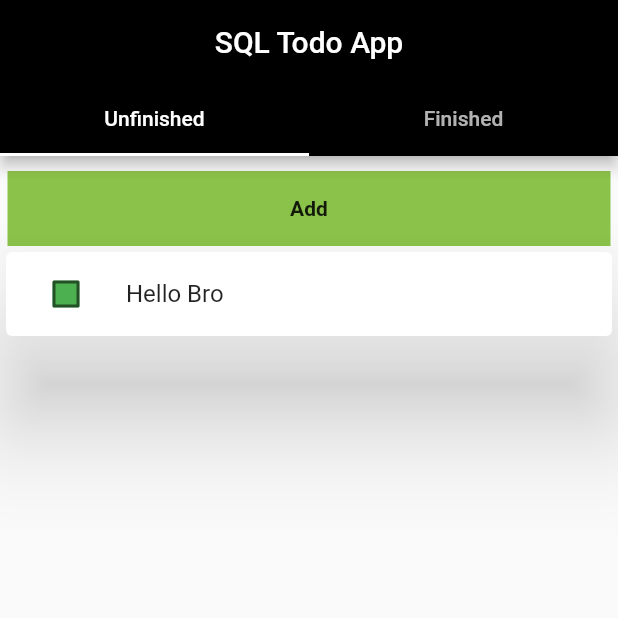
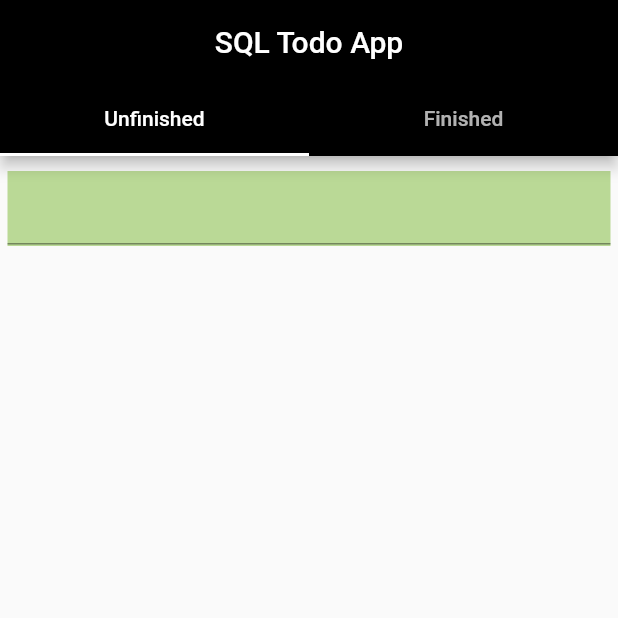
Before and after one commit to edewindt/todo_sqlflite, a Flutter app: the screen it shows after launch, after a tap on "Add", on a phone screen of 412 x 824 dp, the top half of it. Run offline on Flutter 3.47's test engine with Material 2 defaults, Android fonts, the light colour scheme and no system bars.

Commit message:
added the ability to add todos

```diff
--- a/lib/todo_item.dart
+++ b/lib/todo_item.dart
@@ -4,7 +4,7 @@ class TodoItem extends StatefulWidget {
   final bool checked;
   final int id;
   final String content;
-  const TodoItem({super.key, required this.checked, required this.id, required this.content});
+  const TodoItem({super.key, this.checked = false, this.id = 0, required this.content});
 
   @override
   State<TodoItem> createState() => _TodoItemState();
--- a/lib/todo_list.dart
+++ b/lib/todo_list.dart
@@ -7,9 +7,12 @@ class TodoList extends StatefulWidget {
   @override
   State<TodoList> createState() => _TodoListState();
 }
-
 class _TodoListState extends State<TodoList> {
   bool checked = false;
+  bool adding = false;
+  String newTodo = "";
+  List<TodoItem> todos = [];
+  TextEditingController textcon = TextEditingController();
   @override
   Widget build(BuildContext context) {
     return Center(
@@ -20,19 +23,25 @@ class _TodoListState extends State<TodoList> {
           children: [
             GestureDetector(
                 onTap: () {
-                  print("added");
+                  setState(() {
+                    adding = true;
+                  });
                 },
                 child: Container(
                   margin: EdgeInsets.symmetric(horizontal: 5),
                   height: 50,
-                  color: Colors.lightGreen,
+                  color: Color.fromARGB(255, 186, 217, 150),
                   child: Center(
-                      child: Text(
+                      child: adding ?  TextField(controller: textcon, onEditingComplete: () => setState(() {
+                        todos.add(TodoItem(content: newTodo)); textcon.text = "";
+                      }),onChanged: (value) => setState(() {
+                    newTodo = value;
+                  }) ) : Text(
                     "Add",
                     style: TextStyle(fontWeight: FontWeight.bold),
-                  )),
+                  ))  ,
                 )),
-                TodoItem(checked: checked, id: 1, content: "Hello Bro")
+                for (var i in todos) TodoItem(id: i.id,checked: i.checked,content: i.content)
 
           ],
         ),
```
